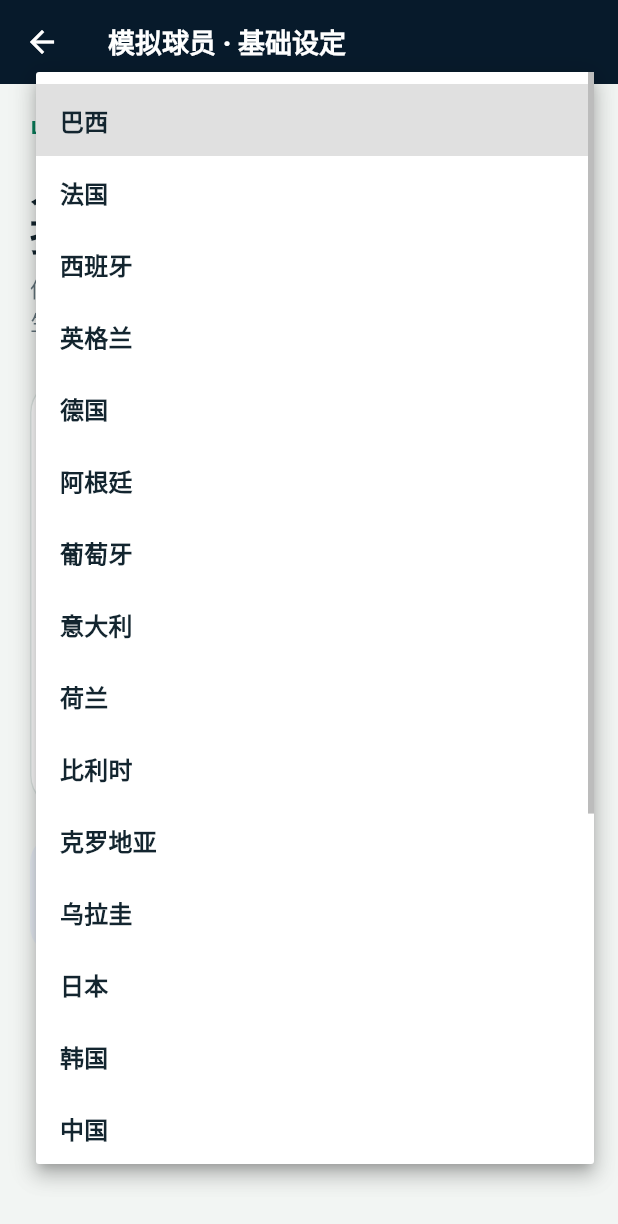
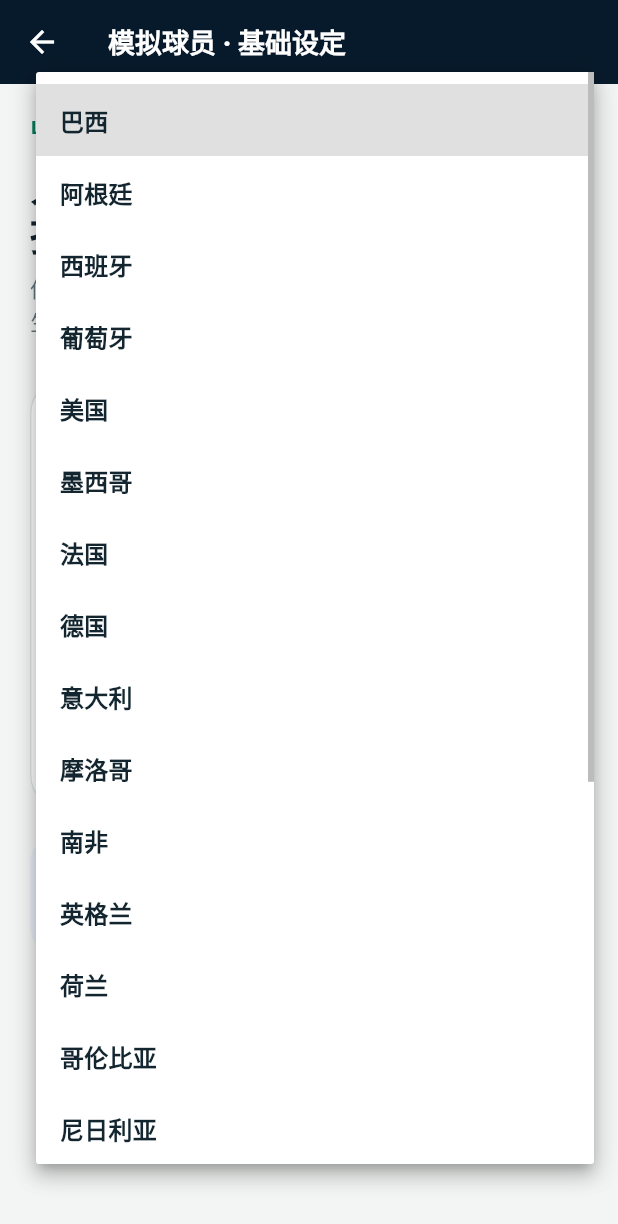
Before and after one commit to AullChen/player-simulator, a Flutter app: the LifeSetupScreen screen opened directly, after a tap on "巴西", on a phone screen of 412 x 824 dp. Shown: the top 1224 px of the screen. Run offline on Flutter 3.47's test engine with Material 3 defaults, Android fonts, the phone set to English and light mode, and no system bars; missing offline and left inert: dart:html; accounts and stored records are empty.

Commit message:
feat: calibrate probabilities from public football data

```diff
--- a/lib/data/football_catalog.dart
+++ b/lib/data/football_catalog.dart
@@ -9,29 +9,34 @@ class ClubDefinition {
 }
 
 abstract final class FootballCatalog {
+  /// FIFA Club World Cup 2025 squad nationality counts are used for the
+  /// explicitly listed leading nationalities. Smaller selectable groups and
+  /// the remainder bucket preserve global variety without implying false
+  /// precision beyond the published top list.
   static const nationalities = <WeightedValue<String>>[
-    WeightedValue('巴西', 10),
-    WeightedValue('法国', 9),
-    WeightedValue('西班牙', 8),
-    WeightedValue('英格兰', 8),
-    WeightedValue('德国', 7),
-    WeightedValue('阿根廷', 7),
-    WeightedValue('葡萄牙', 5),
-    WeightedValue('意大利', 5),
-    WeightedValue('荷兰', 4),
-    WeightedValue('比利时', 3),
-    WeightedValue('克罗地亚', 2),
-    WeightedValue('乌拉圭', 2),
-    WeightedValue('日本', 3),
-    WeightedValue('韩国', 2),
-    WeightedValue('中国', 3),
-    WeightedValue('美国', 3),
-    WeightedValue('墨西哥', 3),
-    WeightedValue('哥伦比亚', 3),
-    WeightedValue('尼日利亚', 3),
-    WeightedValue('塞内加尔', 2),
-    WeightedValue('摩洛哥', 2),
-    WeightedValue('其他国家', 8),
+    WeightedValue('巴西', 142),
+    WeightedValue('阿根廷', 104),
+    WeightedValue('西班牙', 54),
+    WeightedValue('葡萄牙', 49),
+    WeightedValue('美国', 42),
+    WeightedValue('墨西哥', 40),
+    WeightedValue('法国', 37),
+    WeightedValue('德国', 36),
+    WeightedValue('意大利', 36),
+    WeightedValue('摩洛哥', 31),
+    WeightedValue('南非', 31),
+    WeightedValue('英格兰', 30),
+    WeightedValue('荷兰', 24),
+    WeightedValue('哥伦比亚', 22),
+    WeightedValue('尼日利亚', 20),
+    WeightedValue('乌拉圭', 19),
+    WeightedValue('塞内加尔', 18),
+    WeightedValue('日本', 18),
+    WeightedValue('韩国', 14),
+    WeightedValue('比利时', 14),
+    WeightedValue('克罗地亚', 12),
+    WeightedValue('中国', 6),
+    WeightedValue('其他国家', 240),
   ];
 
   static const positions = <WeightedValue<String>>[
@@ -68,6 +73,57 @@ abstract final class FootballCatalog {
     WeightedValue(6, 4),
     WeightedValue(7, 2),
     WeightedValue(8, 1),
+  ];
+
+  /// FIFA reports that permanent international moves typically account for
+  /// less than 20%, most moves involve out-of-contract players, and the
+  /// remainder are loans. These weights encode that published relationship.
+  static const transferTypes = <WeightedValue<String>>[
+    WeightedValue('自由转会', 62),
+    WeightedValue('租借', 20),
+    WeightedValue('永久转会', 18),
+  ];
+
+  static const contractLengthsYears = <WeightedValue<int>>[
+    WeightedValue(1, 18),
+    WeightedValue(2, 25),
+    WeightedValue(3, 28),
+    WeightedValue(4, 18),
+    WeightedValue(5, 9),
+    WeightedValue(6, 2),
+  ];
+
+  static const injuryTypes = <WeightedValue<String>>[
+    WeightedValue('肌肉损伤', 32),
+    WeightedValue('腿筋伤势', 20),
+    WeightedValue('踝关节伤势', 16),
+    WeightedValue('膝关节伤势', 12),
+    WeightedValue('撞击伤', 12),
+    WeightedValue('韧带重伤', 5),
+    WeightedValue('其他伤病', 3),
+  ];
+
+  static const agents = <String>[
+    'North Star Sports',
+    'Eleven Careers',
+    'Global Pitch Agency',
+    '家族代理',
+    '无经纪人',
+  ];
+
+  static const leagues = <String>[
+    '英格兰顶级联赛',
+    '西班牙顶级联赛',
+    '德国顶级联赛',
+    '意大利顶级联赛',
+    '法国顶级联赛',
+    '葡萄牙顶级联赛',
+    '荷兰顶级联赛',
+    '巴西顶级联赛',
+    '阿根廷顶级联赛',
+    '美国职业联赛',
+    '日本职业联赛',
+    '其他顶级联赛',
   ];
 
   static const injuryRecords = <WeightedValue<String>>[
```
Also changed, not shown: lib/data/probability_sources.dart (added, +91 -0 lines), 1 other file.
